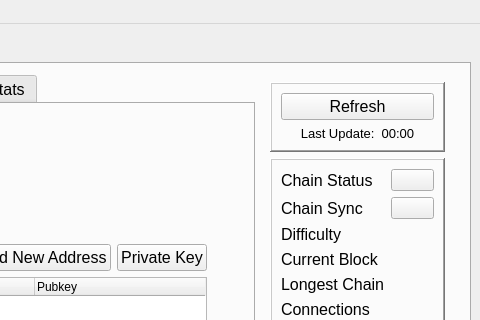
Old version of the form src/main/python/qtguidesign.ui in the repository marmarachain/marmara-connector; both pictures show x 544 to 1024 and y 0 to 320 of the 1024 by 768 pixel window.
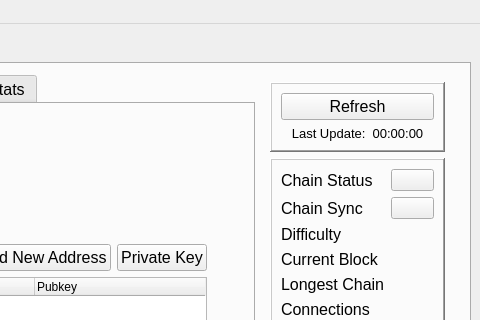
New version of the form. The open tabs and pages were chosen to show the change. Icons and pictures are not drawn.

Patch:
```diff
--- a/src/main/python/qtguidesign.ui
+++ b/src/main/python/qtguidesign.ui
@@ -1329,7 +1329,7 @@
                  </font>
                 </property>
                 <property name="text">
-                 <string>Last Update:  00:00</string>
+                 <string>Last Update:  00:00:00</string>
                 </property>
                 <property name="alignment">
                  <set>Qt::AlignCenter</set>
```
Left out of the diff: 4 changed lines with no effect on the pictures.
